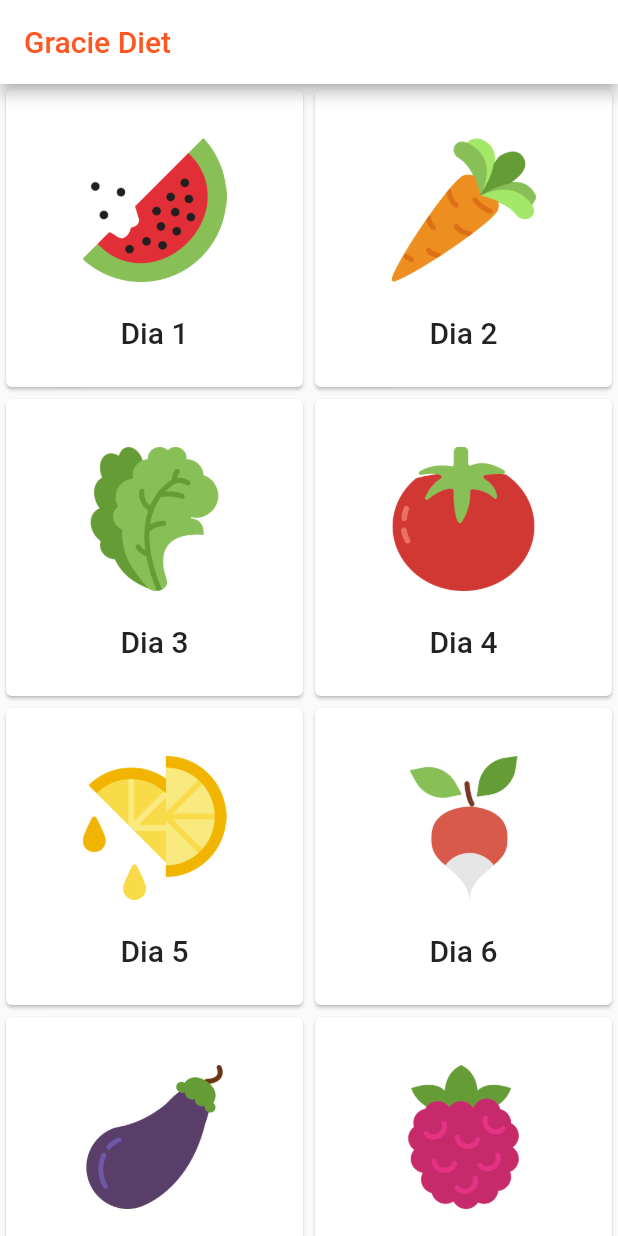
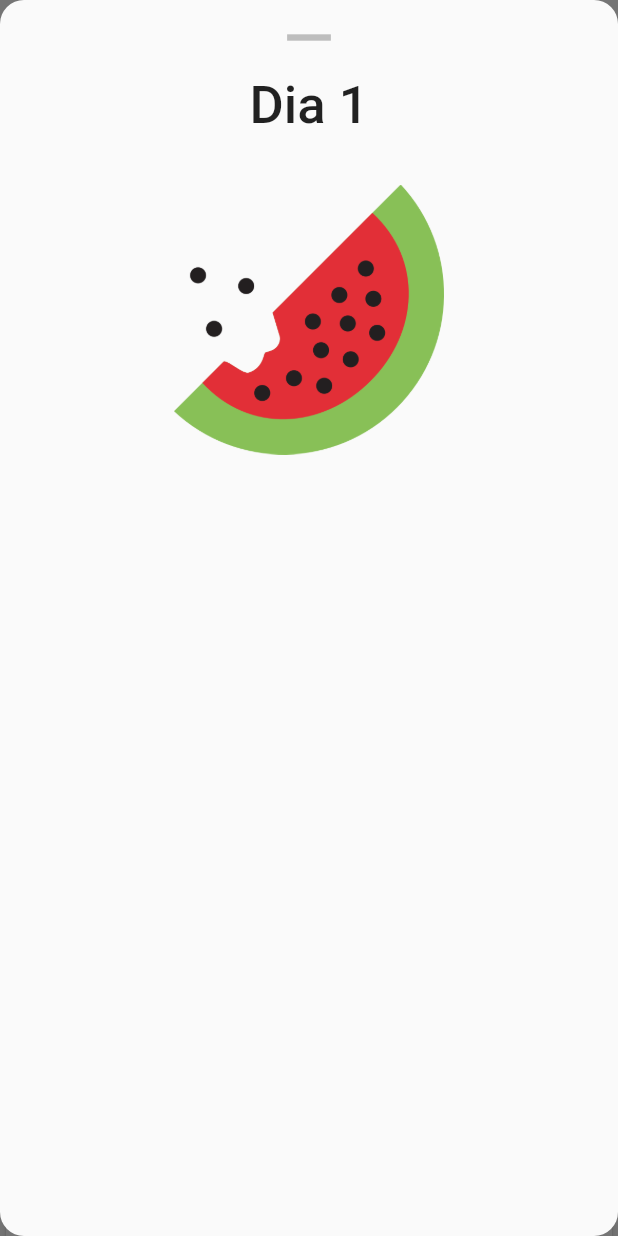
Before and after one commit to rsmelo92/gracie, a Flutter app: the screen it shows after launch, after a tap on "Dia 1", on a phone screen of 412 x 824 dp. Run offline on Flutter 3.47's test engine with Material 2 defaults, Android fonts, the phone set to English and light mode, and no system bars.

Commit message:
half way to finish card

```diff
--- a/lib/widgets/card.dart
+++ b/lib/widgets/card.dart
@@ -17,9 +17,7 @@ class _CardFoodState extends State<CardFood> {
     return Card(
         child: InkWell(
       splashColor: Colors.pink.withAlpha(30),
-      onTap: () {
-        print('Card tapped.');
-      },
+      onTap: onTap,
       child: Column(
         children: <Widget>[
           Container(
@@ -27,14 +25,41 @@ class _CardFoodState extends State<CardFood> {
             margin: EdgeInsets.only(top: 32, bottom: 22),
             height: 96.0,
           ),
-          Expanded(
-            child: Text(
-              widget.title,
-              style: TextStyle(fontWeight: FontWeight.w500, fontSize: 20),
-            ),
+          Text(
+            widget.title,
+            style: TextStyle(fontWeight: FontWeight.w500, fontSize: 20),
           ),
         ],
       ),
     ));
   }
+
+  void onTap() {
+    showModalBottomSheet(
+        context: context,
+        isScrollControlled: true,
+        shape: RoundedRectangleBorder(
+          borderRadius: BorderRadius.circular(16.0),
+        ),
+        builder: (context) {
+          return Container(
+              padding: EdgeInsets.only(left: 16, right: 16),
+              child: Column(children: <Widget>[
+                Icon(
+                  Icons.remove,
+                  color: Colors.grey[400],
+                  size: 50.0,
+                ),
+                Text(
+                  widget.title,
+                  style: TextStyle(fontWeight: FontWeight.w500, fontSize: 35),
+                ),
+                Container(
+                  width: 180,
+                  margin: EdgeInsets.only(top: 32, bottom: 16),
+                  child: Image.asset(widget.image),
+                ),
+              ]));
+        });
+  }
 }
```
